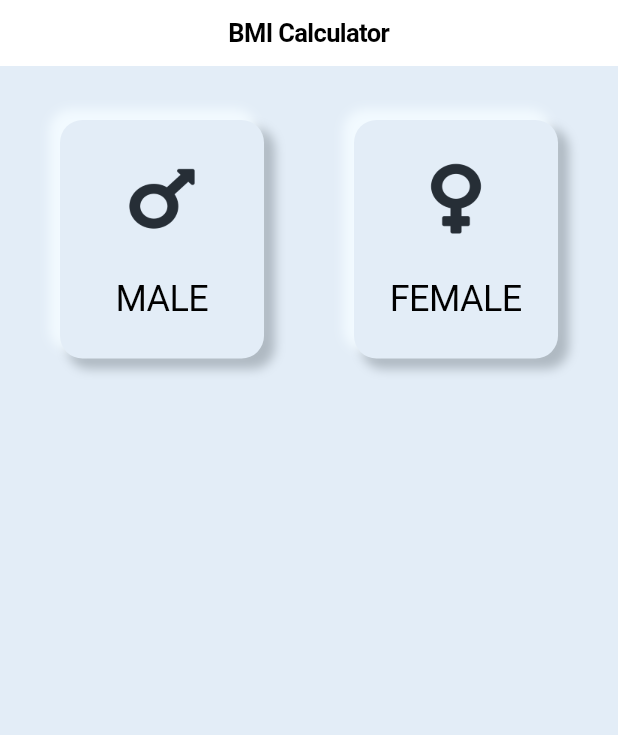
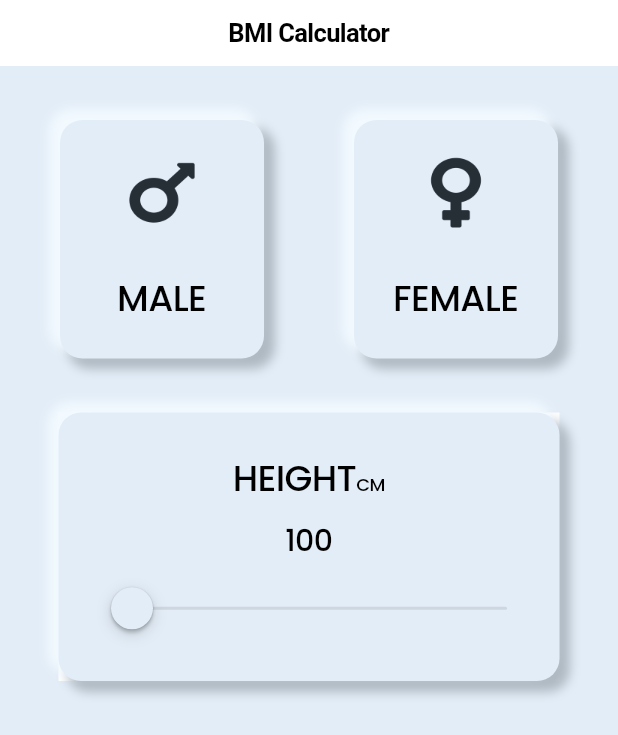
Before and after one commit to josiahfs/BMI_Calculator, a Flutter app: the screen it shows after launch, on a phone screen of 412 x 824 dp. Shown: the top 735 px of the screen. Run offline on Flutter 3.47's test engine with Material 2 defaults, Android fonts, the phone set to English and light mode, and no system bars; our stand-ins replace flutter_inset_box_shadow, google_fonts.

Commit message:
Add height slider

```diff
--- a/bmi/lib/home.dart
+++ b/bmi/lib/home.dart
@@ -1,5 +1,12 @@
 import 'package:bmi/widgets/button.dart';
+import 'package:bmi/widgets/card.dart';
 import 'package:flutter/cupertino.dart';
+import 'package:flutter/material.dart';
+
+enum Gender {
+  male,
+  female,
+}
 
 class HomeScreen extends StatefulWidget {
   @override
@@ -7,14 +14,7 @@ class HomeScreen extends StatefulWidget {
 }
 
 class _HomeScreenState extends State<HomeScreen> {
-  bool isSelected = true;
-  String sex = 'Male';
-  void buttonPressed() {
-    setState(() {
-      isSelected = !isSelected;
-    });
-  }
-
+  late Gender selectedGender;
   @override
   Widget build(BuildContext context) {
     return CupertinoPageScaffold(
@@ -32,6 +32,8 @@ class _HomeScreenState extends State<HomeScreen> {
                     child: NeuButton(
                       txt: 'MALE',
                       img: 'assets/male.png',
+                      altImg: 'assets/male1.png',
+                      color: Colors.blue,
                     ),
                   ),
                   SizedBox(
@@ -41,11 +43,14 @@ class _HomeScreenState extends State<HomeScreen> {
                     child: NeuButton(
                       txt: 'FEMALE',
                       img: 'assets/female.png',
+                      altImg: 'assets/female1.png',
+                      color: Colors.red,
                     ),
                   ),
                 ],
               ),
-            )
+            ),
+            NeuCard()
           ],
         ),
       ),
--- a/bmi/lib/widgets/button.dart
+++ b/bmi/lib/widgets/button.dart
@@ -1,10 +1,16 @@
 import 'package:flutter/material.dart' hide BoxDecoration, BoxShadow;
 import 'package:flutter_inset_box_shadow/flutter_inset_box_shadow.dart';
+import 'package:google_fonts/google_fonts.dart';
 
 class NeuButton extends StatefulWidget {
-  String txt, img;
+  String txt, img, altImg;
+  Color color;
 
-  NeuButton({required this.txt, required this.img});
+  NeuButton(
+      {required this.txt,
+      required this.img,
+      required this.altImg,
+      required this.color});
 
   @override
   State<NeuButton> createState() => _NeuButtonState();
@@ -12,6 +18,7 @@ class NeuButton extends StatefulWidget {
 
 class _NeuButtonState extends State<NeuButton> {
   bool isPressed = false;
+
   @override
   Widget build(BuildContext context) {
     Offset offset = isPressed ? Offset(4, 4) : Offset(6, 6);
@@ -30,17 +37,23 @@ class _NeuButtonState extends State<NeuButton> {
         child: Column(
           mainAxisAlignment: MainAxisAlignment.center,
           children: [
-            Image.asset(widget.img, width: 59, height: 53),
+            Image.asset(
+              isPressed ? widget.altImg : widget.img,
+              width: 59,
+              height: 53,
+            ),
             SizedBox(
               height: 26,
             ),
             Text(
               widget.txt,
-              style: TextStyle(color: Colors.black, fontSize: 24),
+              style: GoogleFonts.poppins(
+                  color: isPressed ? widget.color : Colors.black,
+                  fontSize: 24,
+                  fontWeight: FontWeight.w500),
             ),
           ],
         ),
-        // padding: EdgeInsets.all(30),
         decoration: BoxDecoration(
             color: Color(0xffE3EDF7),
             borderRadius: BorderRadius.circular(15),
--- /dev/null
+++ b/bmi/lib/widgets/card.dart
@@ -0,0 +1,104 @@
+import 'package:flutter/material.dart' hide BoxDecoration, BoxShadow;
+import 'package:flutter_inset_box_shadow/flutter_inset_box_shadow.dart';
+import 'package:google_fonts/google_fonts.dart';
+import 'package:flutter/cupertino.dart' hide BoxDecoration, BoxShadow;
+
+class NeuCard extends StatefulWidget {
+  @override
+  State<NeuCard> createState() => _NeuCardState();
+}
+
+class _NeuCardState extends State<NeuCard> {
+  bool isPressed = false;
+  double _value = 0;
+  int fixValue = 100;
+  @override
+  Widget build(BuildContext context) {
+    Offset offset = isPressed ? Offset(4, 4) : Offset(6, 6);
+    double blur = isPressed ? 10 : 5;
+
+    return CupertinoPageScaffold(
+      child: Container(
+        width: 334,
+        height: 179,
+        child: Column(
+          mainAxisAlignment: MainAxisAlignment.center,
+          children: [
+            Row(
+              mainAxisAlignment: MainAxisAlignment.center,
+              children: [
+                Text(
+                  'HEIGHT',
+                  style: GoogleFonts.poppins(
+                      fontSize: 24, fontWeight: FontWeight.w500),
+                ),
+                Column(
+                  children: [
+                    SizedBox(
+                      height: 8,
+                    ),
+                    Text(
+                      'CM',
+                      style: GoogleFonts.poppins(
+                          fontSize: 12, fontWeight: FontWeight.w500),
+                    ),
+                  ],
+                ),
+              ],
+            ),
+            SizedBox(
+              height: 8,
+            ),
+            Text(
+              fixValue.toString(),
+              style: GoogleFonts.poppins(
+                  fontSize: 20, fontWeight: FontWeight.w500),
+            ),
+            SizedBox(
+              height: 8,
+            ),
+            Container(
+              width: 280,
+              child: CupertinoSlider(
+                min: 0,
+                max: 230.0,
+                value: _value,
+                divisions: 230,
+                activeColor: Color(0xffAFB9C2),
+                thumbColor: Color(0xffE3EDF7),
+                onChanged: (value) {
+                  setState(() {
+                    _value = value;
+                    fixValue = _value.round();
+                  });
+                },
+              ),
+            )
+          ],
+        ),
+        // padding: EdgeInsets.all(30),
+        decoration: BoxDecoration(
+            color: Color(0xffE3EDF7),
+            borderRadius: BorderRadius.circular(15),
+            boxShadow: [
+              // darker bottom right shadow
+              BoxShadow(
+                color: Color(0xffAFB9C2),
+                offset: offset,
+                blurRadius: blur,
+                spreadRadius: 1,
+                inset: isPressed,
+              ),
+              // lighter upper left shadow
+              BoxShadow(
+                color: Color(0xffF2FAFF),
+                offset: -offset,
+                blurRadius: blur,
+                spreadRadius: 1,
+                inset: isPressed,
+              ),
+            ]),
+      ),
+    );
+  }
+}
```
Also changed, not shown: bmi/pubspec.yaml (+3 -5 lines), bmi/assets/female1.png (added), bmi/assets/male1.png (added), bmi/pubspec.lock, 10 other files.
